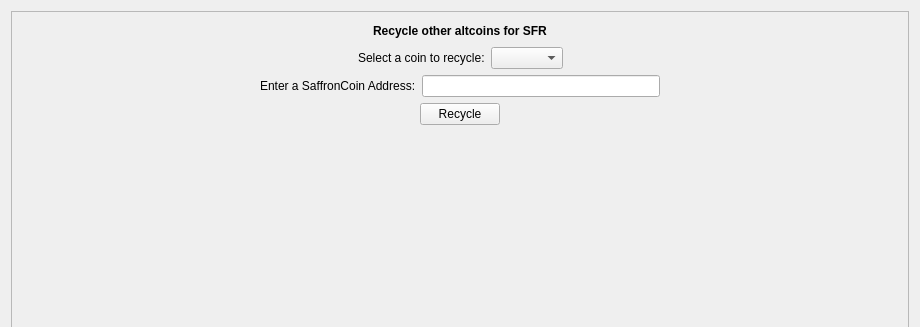
Before: the Qt Designer form src/qt/forms/sfrtestpage.ui in saffroncoin/Wallet20, drawn with Qt 5; both pictures show x 0 to 920 and y 0 to 327 of the 920 by 590 pixel window.
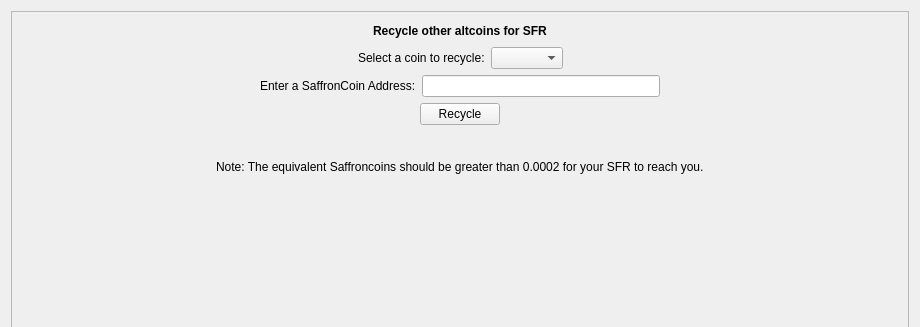
After: the same form once the commit is applied. Custom widgets are drawn as their Qt base class.

```diff
--- a/src/qt/forms/sfrtestpage.ui
+++ b/src/qt/forms/sfrtestpage.ui
@@ -232,6 +232,43 @@
         </item>
        </layout>
       </item>
+      <item>
+       <layout class="QHBoxLayout" name="horizontalLayout_6">
+        <item>
+         <spacer name="horizontalSpacer_11">
+          <property name="orientation">
+           <enum>Qt::Horizontal</enum>
+          </property>
+          <property name="sizeHint" stdset="0">
+           <size>
+            <width>40</width>
+            <height>20</height>
+           </size>
+          </property>
+         </spacer>
+        </item>
+        <item>
+         <widget class="QLabel" name="label_4">
+          <property name="text">
+           <string>Note: The equivalent Saffroncoins should be greater than 0.0002 for your SFR to reach you.</string>
+          </property>
+         </widget>
+        </item>
+        <item>
+         <spacer name="horizontalSpacer_12">
+          <property name="orientation">
+           <enum>Qt::Horizontal</enum>
+          </property>
+          <property name="sizeHint" stdset="0">
+           <size>
+            <width>40</width>
+            <height>20</height>
+           </size>
+          </property>
+         </spacer>
+        </item>
+       </layout>
+      </item>
       <item>
        <spacer name="verticalSpacer_2">
         <property name="orientation">
```
